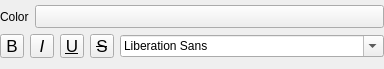
Before: the Qt Designer form src/ui/qgsformlabelformatwidget.ui in qgis/QGIS, drawn with Qt 5.
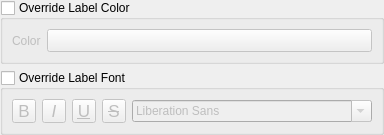
After: the same form once the commit is applied. Custom widgets are drawn as their Qt base class.

Commit message: Individual options for font and color

Diff of the .ui file:
```diff
--- a/src/ui/qgsformlabelformatwidget.ui
+++ b/src/ui/qgsformlabelformatwidget.ui
@@ -7,7 +7,7 @@
     <x>0</x>
     <y>0</y>
     <width>384</width>
-    <height>69</height>
+    <height>133</height>
    </rect>
   </property>
   <property name="sizePolicy">
@@ -19,27 +19,12 @@
   <property name="windowTitle">
    <string notr="true">Form</string>
   </property>
-  <layout class="QGridLayout" name="gridLayout">
+  <layout class="QVBoxLayout" name="verticalLayout">
    <property name="leftMargin">
     <number>0</number>
    </property>
    <property name="topMargin">
     <number>0</number>
-   </property>
-   <property name="rightMargin">
-    <number>0</number>
-   </property>
-   <property name="bottomMargin">
-    <number>0</number>
-   </property>
-   <item row="0" column="0" colspan="2">
-    <widget class="QFrame" name="horizontalFrame_2">
-     <layout class="QVBoxLayout" name="verticalLayout_2">
-      <property name="leftMargin">
-       <number>0</number>
-      </property>
-      <property name="topMargin">
-       <number>5</number>
       </property>
       <property name="rightMargin">
        <number>0</number>
@@ -48,7 +33,17 @@
        <number>0</number>
       </property>
       <item>
-       <layout class="QHBoxLayout" name="horizontalLayout_4">
+    <widget class="QgsCollapsibleGroupBox" name="mOverrideLabelColorGroupBox">
+     <property name="title">
+      <string>Override Label Color</string>
+     </property>
+     <property name="checkable">
+      <bool>true</bool>
+     </property>
+     <property name="checked">
+      <bool>false</bool>
+     </property>
+     <layout class="QHBoxLayout" name="horizontalLayout">
         <item>
          <widget class="QLabel" name="label_6">
           <property name="sizePolicy">
@@ -88,9 +83,20 @@
          </widget>
         </item>
        </layout>
+    </widget>
       </item>
       <item>
-       <layout class="QHBoxLayout" name="horizontalLayout_13">
+    <widget class="QgsCollapsibleGroupBox" name="mOverrideLabelFontGroupBox">
+     <property name="title">
+      <string>Override Label Font</string>
+     </property>
+     <property name="checkable">
+      <bool>true</bool>
+     </property>
+     <property name="checked">
+      <bool>false</bool>
+     </property>
+     <layout class="QHBoxLayout" name="horizontalLayout_2">
         <item>
          <widget class="QToolButton" name="mFontBoldBtn">
           <property name="enabled">
@@ -232,11 +238,9 @@
          <widget class="QFontComboBox" name="mFontFamilyCmbBx"/>
         </item>
        </layout>
-      </item>
-     </layout>
     </widget>
    </item>
-   <item row="1" column="0">
+   <item>
     <spacer name="verticalSpacer">
      <property name="orientation">
       <enum>Qt::Vertical</enum>
@@ -261,6 +265,12 @@
    <header>qgscolorbutton.h</header>
    <container>1</container>
   </customwidget>
+  <customwidget>
+   <class>QgsCollapsibleGroupBox</class>
+   <extends>QGroupBox</extends>
+   <header>qgscollapsiblegroupbox.h</header>
+   <container>1</container>
+  </customwidget>
  </customwidgets>
  <tabstops>
   <tabstop>btnTextColor</tabstop>
```
Left out of the diff: 1 changed line with no effect on the pictures. Lines whose indentation alone changed are shown as unchanged. The commit also changes 21 other files.
